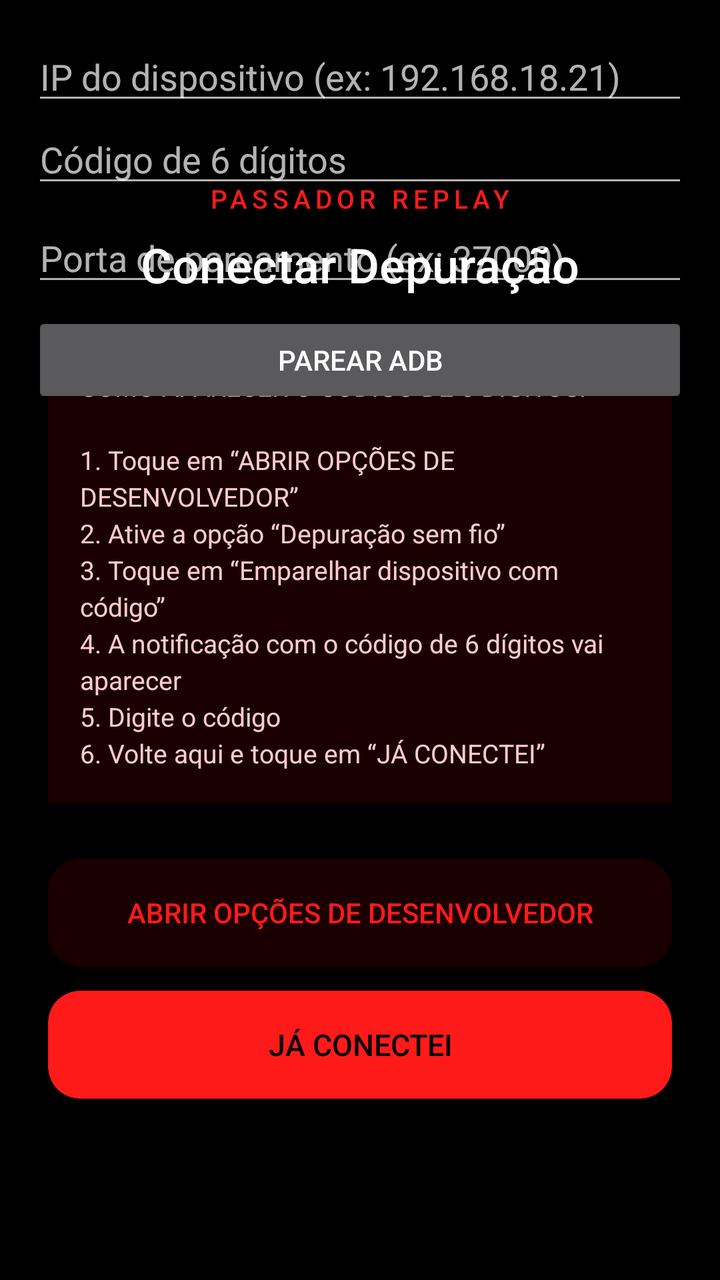
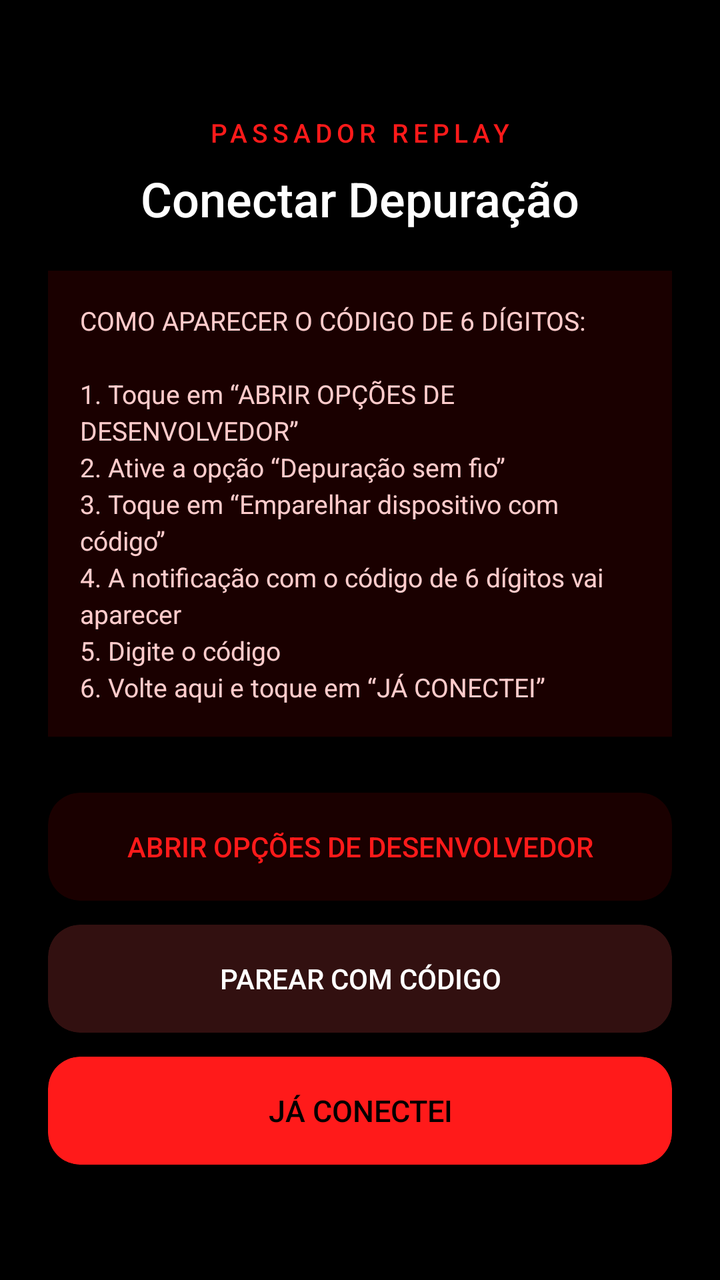

Two renders of the same Android screen: before a commit and after it. Below are the layout's source before the change and the commit's diff.
<!-- AndroidManifest.xml: application theme Theme.Passador -->
<!-- res/layout/activity_main.xml -->
<?xml version="1.0" encoding="utf-8"?>
<FrameLayout xmlns:android="http://schemas.android.com/apk/res/android"
    xmlns:app="http://schemas.android.com/apk/res-auto"
    android:id="@+id/root"
    android:layout_width="match_parent"
    android:layout_height="match_parent"
    android:background="#000000">

    
    <LinearLayout
        android:id="@+id/screenConnect"
        android:layout_width="match_parent"
        android:layout_height="match_parent"
        android:gravity="center"
        android:orientation="vertical"
        android:padding="24dp">

        <TextView
            android:layout_width="wrap_content"
            android:layout_height="wrap_content"
            android:text="PASSADOR REPLAY"
            android:textColor="#FF1A1A"
            android:textSize="13sp"
            android:letterSpacing="0.18"
            android:fontFamily="sans-serif-medium" />

        <TextView
            android:layout_width="wrap_content"
            android:layout_height="wrap_content"
            android:layout_marginTop="8dp"
            android:text="Conectar Depuração"
            android:textColor="#FFFFFF"
            android:textSize="24sp"
            android:fontFamily="sans-serif-medium" />

        <TextView
            android:layout_width="match_parent"
            android:layout_height="wrap_content"
            android:layout_marginTop="20dp"
            android:background="#1A0000"
            android:padding="16dp"
            android:text="COMO APARECER O CÓDIGO DE 6 DÍGITOS:\n\n1. Toque em “ABRIR OPÇÕES DE DESENVOLVEDOR”\n2. Ative a opção “Depuração sem fio”\n3. Toque em “Emparelhar dispositivo com código”\n4. A notificação com o código de 6 dígitos vai aparecer\n5. Digite o código\n6. Volte aqui e toque em “JÁ CONECTEI”"
            android:textColor="#FFCCCC"
            android:textSize="13sp"
            android:lineSpacingExtra="3dp" />

        <androidx.cardview.widget.CardView
            android:layout_width="match_parent"
            android:layout_height="wrap_content"
            android:layout_marginTop="28dp"
            app:cardBackgroundColor="#1A0000"
            app:cardCornerRadius="16dp"
            app:cardElevation="0dp">

            <Button
                android:id="@+id/btnConectar"
                android:layout_width="match_parent"
                android:layout_height="54dp"
                android:background="?attr/selectableItemBackground"
                android:text="ABRIR OPÇÕES DE DESENVOLVEDOR"
                android:textColor="#FF1A1A"
                android:textSize="14sp"
                android:fontFamily="sans-serif-medium" />
        </androidx.cardview.widget.CardView>

        <androidx.cardview.widget.CardView
            android:layout_width="match_parent"
            android:layout_height="wrap_content"
            android:layout_marginTop="12dp"
            app:cardBackgroundColor="#FF1A1A"
            app:cardCornerRadius="16dp"
            app:cardElevation="0dp">

            <Button
                android:id="@+id/btnJaConectei"
                android:layout_width="match_parent"
                android:layout_height="54dp"
                android:background="?attr/selectableItemBackground"
                android:text="JÁ CONECTEI"
                android:textColor="#000000"
                android:textSize="15sp"
                android:fontFamily="sans-serif-medium" />
        </androidx.cardview.widget.CardView>
    </LinearLayout>

    
    <LinearLayout
        android:id="@+id/screenDirection"
        android:layout_width="match_parent"
        android:layout_height="match_parent"
        android:gravity="center"
        android:orientation="vertical"
        android:padding="28dp"
        android:visibility="gone">

        <TextView
            android:layout_width="wrap_content"
            android:layout_height="wrap_content"
            android:text="Escolha a direção"
            android:textColor="#FFFFFF"
            android:textSize="22sp"
            android:fontFamily="sans-serif-medium" />

        <androidx.cardview.widget.CardView
            android:layout_width="match_parent"
            android:layout_height="wrap_content"
            android:layout_marginTop="36dp"
            app:cardBackgroundColor="#1A0000"
            app:cardCornerRadius="18dp"
            app:cardElevation="0dp">

            <Button
                android:id="@+id/btnMaxToNormal"
                android:layout_width="match_parent"
                android:layout_height="64dp"
                android:background="?attr/selectableItemBackground"
                android:text="FF MAX  ⇒  FF NORMAL"
                android:textColor="#FF1A1A"
                android:textSize="15sp" />
        </androidx.cardview.widget.CardView>

        <androidx.cardview.widget.CardView
            android:layout_width="match_parent"
            android:layout_height="wrap_content"
            android:layout_marginTop="16dp"
            app:cardBackgroundColor="#1A0000"
            app:cardCornerRadius="18dp"
            app:cardElevation="0dp">

            <Button
                android:id="@+id/btnNormalToMax"
                android:layout_width="match_parent"
                android:layout_height="64dp"
                android:background="?attr/selectableItemBackground"
                android:text="FF NORMAL  ⇒  FF MAX"
                android:textColor="#FF1A1A"
                android:textSize="15sp" />
        </androidx.cardview.widget.CardView>
    </LinearLayout>

    
    <LinearLayout
        android:id="@+id/screenTransfer"
        android:layout_width="match_parent"
        android:layout_height="match_parent"
        android:orientation="vertical"
        android:padding="20dp"
        android:visibility="gone">

        <TextView
            android:id="@+id/tvTransferTitle"
            android:layout_width="match_parent"
            android:layout_height="wrap_content"
            android:text="FF MAX  →  FF NORMAL"
            android:textColor="#FFFFFF"
            android:textSize="18sp"
            android:fontFamily="sans-serif-medium"
            android:gravity="center" />

        <TextView
            android:id="@+id/tvVersionNormal"
            android:layout_width="match_parent"
            android:layout_height="wrap_content"
            android:layout_marginTop="12dp"
            android:text="Normal: —"
            android:textColor="#AAAAAA"
            android:textSize="13sp" />

        <TextView
            android:id="@+id/tvVersionMax"
            android:layout_width="match_parent"
            android:layout_height="wrap_content"
            android:text="Max: —"
            android:textColor="#AAAAAA"
            android:textSize="13sp" />

        <TextView
            android:id="@+id/tvStatus"
            android:layout_width="match_parent"
            android:layout_height="wrap_content"
            android:layout_marginTop="6dp"
            android:text="Verificando..."
            android:textColor="#FF1A1A"
            android:textSize="13sp" />

        <androidx.cardview.widget.CardView
            android:layout_width="match_parent"
            android:layout_height="0dp"
            android:layout_weight="1"
            android:layout_marginTop="16dp"
            app:cardBackgroundColor="#0D0000"
            app:cardCornerRadius="16dp"
            app:cardElevation="0dp">

            <ScrollView
                android:id="@+id/logScroll"
                android:layout_width="match_parent"
                android:layout_height="match_parent"
                android:padding="14dp"
                android:fillViewport="true">

                <TextView
                    android:id="@+id/logBox"
                    android:layout_width="match_parent"
                    android:layout_height="wrap_content"
                    android:textColor="#CCCCCC"
                    android:textSize="12sp"
                    android:fontFamily="monospace"
                    android:lineSpacingExtra="2dp" />
            </ScrollView>
        </androidx.cardview.widget.CardView>

        <Button
            android:id="@+id/btnPassar"
            android:layout_width="match_parent"
            android:layout_height="54dp"
            android:layout_marginTop="16dp"
            android:background="@drawable/btn_primary"
            android:text="PASSAR REPLAY"
            android:textColor="#000000"
            android:textSize="15sp"
            android:fontFamily="sans-serif-medium" />

        <Button
            android:id="@+id/btnBypass"
            android:layout_width="match_parent"
            android:layout_height="54dp"
            android:layout_marginTop="16dp"
            android:background="@drawable/btn_danger"
            android:text="BYPASS"
            android:textColor="#FFFFFF"
            android:textSize="15sp"
            android:fontFamily="sans-serif-medium"
            android:visibility="gone" />
    </LinearLayout>

    <LinearLayout
        android:id="@+id/pairingPanel"
        android:layout_width="match_parent"
        android:layout_height="wrap_content"
        android:orientation="vertical"
        android:padding="16dp">

        <EditText
            android:id="@+id/etPairingHost"
            android:layout_width="match_parent"
            android:layout_height="wrap_content"
            android:hint="IP do dispositivo (ex: 192.168.18.21)"
            android:inputType="text"
            android:maxLines="1" />

        <EditText
            android:id="@+id/etPairingCode"
            android:layout_width="match_parent"
            android:layout_height="wrap_content"
            android:hint="Código de 6 dígitos"
            android:inputType="number"
            android:maxLength="6" />

        <EditText
            android:id="@+id/etPairingPort"
            android:layout_width="match_parent"
            android:layout_height="wrap_content"
            android:hint="Porta de pareamento (ex: 37000)"
            android:inputType="number"
            android:layout_marginTop="8dp" />

        <Button
            android:id="@+id/btnParear"
            android:layout_width="match_parent"
            android:layout_height="wrap_content"
            android:text="Parear ADB"
            android:layout_marginTop="8dp" />
    </LinearLayout>
</FrameLayout>
<!-- resources referenced by this layout -->
<resources>
  <!-- drawable btn_danger (drawable) -->
  <?xml version="1.0" encoding="utf-8"?>
  <shape xmlns:android="http://schemas.android.com/apk/res/android"
      android:shape="rectangle">
      <solid android:color="#B71C1C" />
      <corners android:radius="14dp" />
  </shape>
  <!-- drawable btn_primary (drawable) -->
  <?xml version="1.0" encoding="utf-8"?>
  <shape xmlns:android="http://schemas.android.com/apk/res/android"
      android:shape="rectangle">
      <solid android:color="#FF1A1A" />
      <corners android:radius="14dp" />
  </shape>
  <style name="Theme.Passador" parent="Theme.AppCompat.NoActionBar">
          <item name="android:statusBarColor">#000000</item>
          <item name="android:navigationBarColor">#000000</item>
          <item name="android:windowBackground">#000000</item>
          <item name="colorPrimary">#FF1A1A</item>
          <item name="colorAccent">#FF1A1A</item>
      </style>
</resources>

<!-- the commit's change to res/layout/activity_main.xml (unified diff, before → after) -->
@@ -59,6 +59,25 @@
                 android:background="?attr/selectableItemBackground"
                 android:text="ABRIR OPÇÕES DE DESENVOLVEDOR"
                 android:textColor="#FF1A1A"
+                android:textSize="14sp"
+                android:fontFamily="sans-serif-medium" />
+        </androidx.cardview.widget.CardView>
+
+        <androidx.cardview.widget.CardView
+            android:layout_width="match_parent"
+            android:layout_height="wrap_content"
+            android:layout_marginTop="12dp"
+            app:cardBackgroundColor="#321010"
+            app:cardCornerRadius="16dp"
+            app:cardElevation="0dp">
+
+            <Button
+                android:id="@+id/btnParear"
+                android:layout_width="match_parent"
+                android:layout_height="54dp"
+                android:background="?attr/selectableItemBackground"
+                android:text="PAREAR COM CÓDIGO"
+                android:textColor="#FFFFFF"
                 android:textSize="14sp"
                 android:fontFamily="sans-serif-medium" />
         </androidx.cardview.widget.CardView>
@@ -234,42 +253,4 @@
             android:visibility="gone" />
     </LinearLayout>
 
-    <LinearLayout
-        android:id="@+id/pairingPanel"
-        android:layout_width="match_parent"
-        android:layout_height="wrap_content"
-        android:orientation="vertical"
-        android:padding="16dp">
-
-        <EditText
-            android:id="@+id/etPairingHost"
-            android:layout_width="match_parent"
-            android:layout_height="wrap_content"
-            android:hint="IP do dispositivo (ex: 192.168.18.21)"
-            android:inputType="text"
-            android:maxLines="1" />
-
-        <EditText
-            android:id="@+id/etPairingCode"
-            android:layout_width="match_parent"
-            android:layout_height="wrap_content"
-            android:hint="Código de 6 dígitos"
-            android:inputType="number"
-            android:maxLength="6" />
-
-        <EditText
-            android:id="@+id/etPairingPort"
-            android:layout_width="match_parent"
-            android:layout_height="wrap_content"
-            android:hint="Porta de pareamento (ex: 37000)"
-            android:inputType="number"
-            android:layout_marginTop="8dp" />
-
-        <Button
-            android:id="@+id/btnParear"
-            android:layout_width="match_parent"
-            android:layout_height="wrap_content"
-            android:text="Parear ADB"
-            android:layout_marginTop="8dp" />
-    </LinearLayout>
 </FrameLayout>
